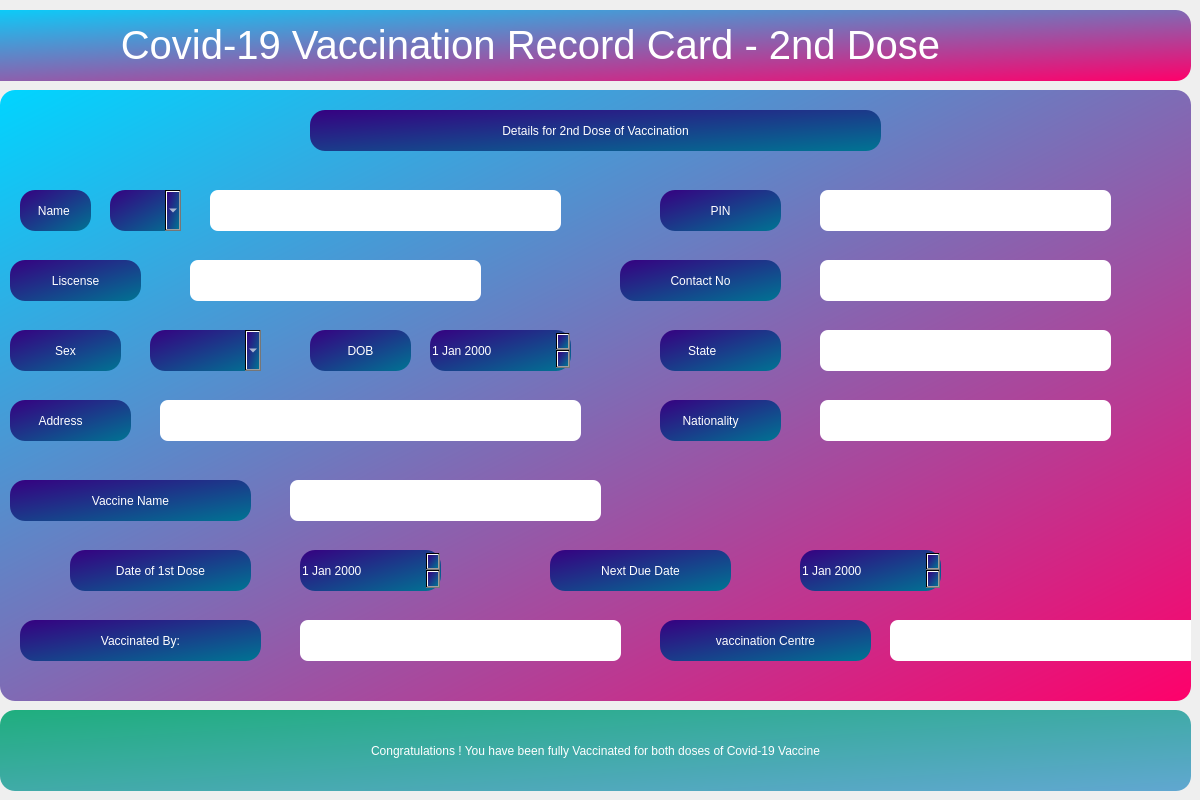
The window that CoviCURE/Forms/Vaccine/card2.ui (ayush-regmi/CoviCURE) describes before a commit, drawn with Qt 5.
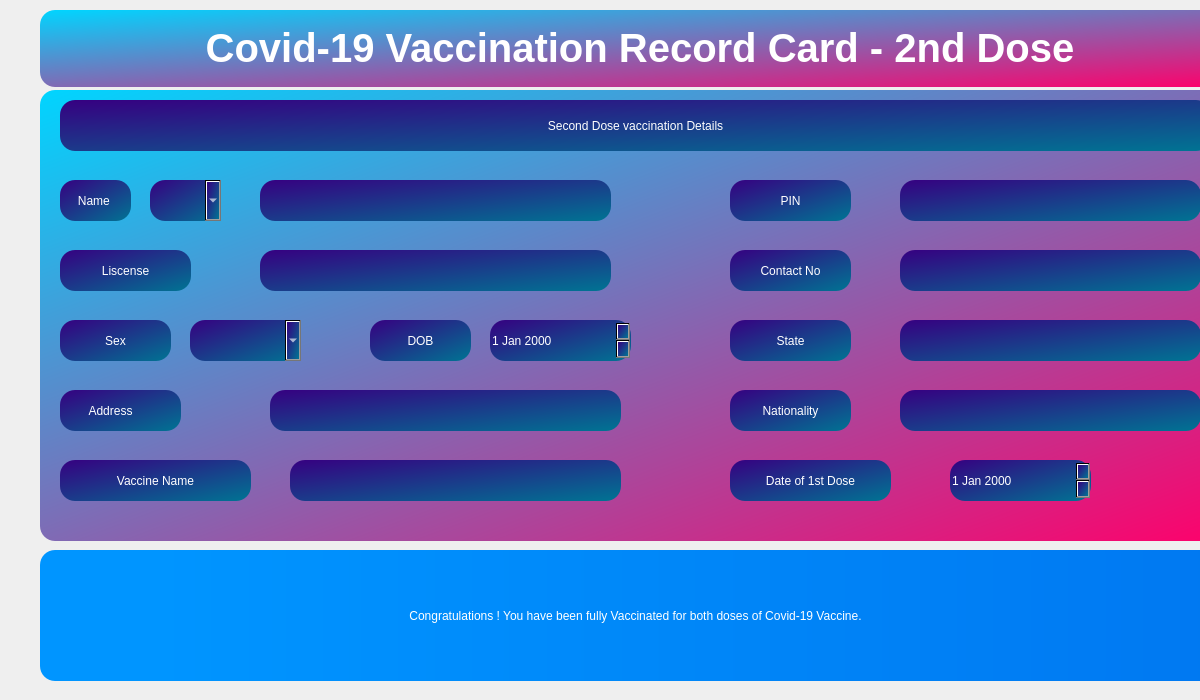
The same window after the commit.

```diff
--- a/CoviCURE/Forms/Vaccine/card2.ui
+++ b/CoviCURE/Forms/Vaccine/card2.ui
@@ -7,7 +7,7 @@
     <x>0</x>
     <y>0</y>
     <width>1200</width>
-    <height>800</height>
+    <height>700</height>
    </rect>
   </property>
   <property name="windowTitle">
@@ -16,10 +16,10 @@
   <widget class="QLabel" name="que1">
    <property name="geometry">
     <rect>
-     <x>-130</x>
+     <x>40</x>
      <y>10</y>
-     <width>1321</width>
-     <height>71</height>
+     <width>1200</width>
+     <height>77</height>
     </rect>
    </property>
    <property name="font">
@@ -27,7 +27,7 @@
      <family>Segoe UI</family>
      <pointsize>30</pointsize>
      <italic>false</italic>
-     <bold>false</bold>
+     <bold>true</bold>
      <strikeout>false</strikeout>
     </font>
    </property>
@@ -52,13 +52,48 @@
     <set>Qt::AlignCenter</set>
    </property>
   </widget>
+  <widget class="QLabel" name="labelName_2">
+   <property name="geometry">
+    <rect>
+     <x>40</x>
+     <y>550</y>
+     <width>1191</width>
+     <height>131</height>
+    </rect>
+   </property>
+   <property name="sizePolicy">
+    <sizepolicy hsizetype="Minimum" vsizetype="Preferred">
+     <horstretch>0</horstretch>
+     <verstretch>0</verstretch>
+    </sizepolicy>
+   </property>
+   <property name="layoutDirection">
+    <enum>Qt::LeftToRight</enum>
+   </property>
+   <property name="styleSheet">
+    <string notr="true">font: 600 20pt &quot;Segoe UI&quot;;
+background-color: qlineargradient(spread:pad, x1:0, y1:0, x2:1, y2:0, stop:0.0965909 rgba(0, 149, 255, 255), stop:1 rgba(0, 120, 241, 255));
+
+color: rgb(255, 255, 255);
+border-radius:15px;</string>
+   </property>
+   <property name="text">
+    <string>Congratulations ! You have been fully Vaccinated for both doses of Covid-19 Vaccine.</string>
+   </property>
+   <property name="alignment">
+    <set>Qt::AlignCenter</set>
+   </property>
+   <property name="wordWrap">
+    <bool>false</bool>
+   </property>
+  </widget>
   <widget class="QGroupBox" name="groupBox">
    <property name="geometry">
     <rect>
-     <x>0</x>
+     <x>40</x>
      <y>90</y>
      <width>1191</width>
-     <height>611</height>
+     <height>451</height>
     </rect>
    </property>
    <property name="styleSheet">
@@ -68,32 +103,14 @@
    <property name="title">
     <string/>
    </property>
-   <widget class="QLineEdit" name="lineEditName">
-    <property name="geometry">
-     <rect>
-      <x>210</x>
-      <y>100</y>
-      <width>351</width>
-      <height>41</height>
-     </rect>
-    </property>
-    <property name="sizePolicy">
-     <sizepolicy hsizetype="Expanding" vsizetype="Preferred">
-      <horstretch>0</horstretch>
-      <verstretch>0</verstretch>
-     </sizepolicy>
-    </property>
-    <property name="styleSheet">
-     <string notr="true">background-color: rgb(255, 255, 255);
-border-radius: 8px;
-font: 16pt &quot;Segoe UI&quot;;</string>
-    </property>
-   </widget>
+   <property name="alignment">
+    <set>Qt::AlignCenter</set>
+   </property>
    <widget class="QLabel" name="labelName">
     <property name="geometry">
      <rect>
       <x>20</x>
-      <y>100</y>
+      <y>90</y>
       <width>71</width>
       <height>41</height>
      </rect>
@@ -121,36 +138,12 @@
     <property name="wordWrap">
      <bool>false</bool>
     </property>
-    <property name="buddy">
-     <cstring>lineEditName</cstring>
-    </property>
-   </widget>
-   <widget class="QLineEdit" name="lineEditGurdian">
-    <property name="geometry">
-     <rect>
-      <x>190</x>
-      <y>170</y>
-      <width>291</width>
-      <height>41</height>
-     </rect>
-    </property>
-    <property name="sizePolicy">
-     <sizepolicy hsizetype="Expanding" vsizetype="Preferred">
-      <horstretch>0</horstretch>
-      <verstretch>0</verstretch>
-     </sizepolicy>
-    </property>
-    <property name="styleSheet">
-     <string notr="true">background-color: rgb(255, 255, 255);
-border-radius: 8px;
-font: 16pt &quot;Segoe UI&quot;;</string>
-    </property>
    </widget>
    <widget class="QLabel" name="labelGurdian">
     <property name="geometry">
      <rect>
-      <x>10</x>
-      <y>170</y>
+      <x>20</x>
+      <y>160</y>
       <width>131</width>
       <height>41</height>
      </rect>
@@ -176,8 +169,8 @@
    <widget class="QLabel" name="labelSex">
     <property name="geometry">
      <rect>
-      <x>10</x>
-      <y>240</y>
+      <x>20</x>
+      <y>230</y>
       <width>111</width>
       <height>41</height>
      </rect>
@@ -206,53 +199,11 @@
      <bool>false</bool>
     </property>
    </widget>
-   <widget class="QLineEdit" name="lineEditMobile">
-    <property name="geometry">
-     <rect>
-      <x>820</x>
-      <y>100</y>
-      <width>291</width>
-      <height>41</height>
-     </rect>
-    </property>
-    <property name="sizePolicy">
-     <sizepolicy hsizetype="Expanding" vsizetype="Preferred">
-      <horstretch>0</horstretch>
-      <verstretch>0</verstretch>
-     </sizepolicy>
-    </property>
-    <property name="styleSheet">
-     <string notr="true">background-color: rgb(255, 255, 255);
-border-radius: 8px;
-font: 16pt &quot;Segoe UI&quot;;</string>
-    </property>
-   </widget>
-   <widget class="QLineEdit" name="lineEditAddress">
-    <property name="geometry">
-     <rect>
-      <x>160</x>
-      <y>310</y>
-      <width>421</width>
-      <height>41</height>
-     </rect>
-    </property>
-    <property name="sizePolicy">
-     <sizepolicy hsizetype="Expanding" vsizetype="Preferred">
-      <horstretch>0</horstretch>
-      <verstretch>0</verstretch>
-     </sizepolicy>
-    </property>
-    <property name="styleSheet">
-     <string notr="true">background-color: rgb(255, 255, 255);
-border-radius: 8px;
-font: 16pt &quot;Segoe UI&quot;;</string>
-    </property>
-   </widget>
    <widget class="QLabel" name="labelAddress">
     <property name="geometry">
      <rect>
-      <x>10</x>
-      <y>310</y>
+      <x>20</x>
+      <y>300</y>
       <width>121</width>
       <height>41</height>
      </rect>
@@ -278,8 +229,8 @@
    <widget class="QDateEdit" name="dateEditDob">
     <property name="geometry">
      <rect>
-      <x>430</x>
-      <y>240</y>
+      <x>450</x>
+      <y>230</y>
       <width>141</width>
       <height>41</height>
      </rect>
@@ -299,8 +250,8 @@
    <widget class="QLabel" name="labelDob">
     <property name="geometry">
      <rect>
-      <x>310</x>
-      <y>240</y>
+      <x>330</x>
+      <y>230</y>
       <width>101</width>
       <height>41</height>
      </rect>
@@ -327,7 +278,7 @@
     <property name="geometry">
      <rect>
       <x>110</x>
-      <y>100</y>
+      <y>90</y>
       <width>71</width>
       <height>41</height>
      </rect>
@@ -342,7 +293,7 @@
     <property name="geometry">
      <rect>
       <x>150</x>
-      <y>240</y>
+      <y>230</y>
       <width>111</width>
       <height>41</height>
      </rect>
@@ -353,11 +304,44 @@
 color: rgb(255, 255, 255);</string>
     </property>
    </widget>
+   <widget class="QLabel" name="labelName_3">
+    <property name="geometry">
+     <rect>
+      <x>20</x>
+      <y>10</y>
+      <width>1151</width>
+      <height>51</height>
+     </rect>
+    </property>
+    <property name="sizePolicy">
+     <sizepolicy hsizetype="Minimum" vsizetype="Preferred">
+      <horstretch>0</horstretch>
+      <verstretch>0</verstretch>
+     </sizepolicy>
+    </property>
+    <property name="layoutDirection">
+     <enum>Qt::LeftToRight</enum>
+    </property>
+    <property name="styleSheet">
+     <string notr="true">font: 14pt &quot;Segoe UI&quot;;
+background-color: qlineargradient(spread:reflect, x1:0, y1:0, x2:1, y2:1, stop:0 rgba(54, 0, 129, 255), stop:1 rgba(0, 116, 147, 255));
+color: rgb(255, 255, 255);</string>
+    </property>
+    <property name="text">
+     <string>Second Dose vaccination Details</string>
+    </property>
+    <property name="alignment">
+     <set>Qt::AlignCenter</set>
+    </property>
+    <property name="wordWrap">
+     <bool>false</bool>
+    </property>
+   </widget>
    <widget class="QLabel" name="labelMobile">
     <property name="geometry">
      <rect>
-      <x>660</x>
-      <y>100</y>
+      <x>690</x>
+      <y>90</y>
       <width>121</width>
       <height>41</height>
      </rect>
@@ -383,9 +367,9 @@
    <widget class="QLabel" name="labelPhone">
     <property name="geometry">
      <rect>
-      <x>620</x>
-      <y>170</y>
-      <width>161</width>
+      <x>690</x>
+      <y>160</y>
+      <width>121</width>
       <height>41</height>
      </rect>
     </property>
@@ -407,32 +391,11 @@
      <bool>false</bool>
     </property>
    </widget>
-   <widget class="QLineEdit" name="lineEditMobile_2">
-    <property name="geometry">
-     <rect>
-      <x>820</x>
-      <y>170</y>
-      <width>291</width>
-      <height>41</height>
-     </rect>
-    </property>
-    <property name="sizePolicy">
-     <sizepolicy hsizetype="Expanding" vsizetype="Preferred">
-      <horstretch>0</horstretch>
-      <verstretch>0</verstretch>
-     </sizepolicy>
-    </property>
-    <property name="styleSheet">
-     <string notr="true">background-color: rgb(255, 255, 255);
-border-radius: 8px;
-font: 16pt &quot;Segoe UI&quot;;</string>
-    </property>
-   </widget>
    <widget class="QLabel" name="labelState">
     <property name="geometry">
      <rect>
-      <x>660</x>
-      <y>240</y>
+      <x>690</x>
+      <y>230</y>
       <width>121</width>
       <height>41</height>
      </rect>
@@ -443,38 +406,17 @@
 color: rgb(255, 255, 255);</string>
     </property>
     <property name="text">
-     <string>State           </string>
+     <string>State</string>
     </property>
     <property name="alignment">
      <set>Qt::AlignCenter</set>
     </property>
    </widget>
-   <widget class="QLineEdit" name="lineEditMobile_3">
-    <property name="geometry">
-     <rect>
-      <x>820</x>
-      <y>240</y>
-      <width>291</width>
-      <height>41</height>
-     </rect>
-    </property>
-    <property name="sizePolicy">
-     <sizepolicy hsizetype="Expanding" vsizetype="Preferred">
-      <horstretch>0</horstretch>
-      <verstretch>0</verstretch>
-     </sizepolicy>
-    </property>
-    <property name="styleSheet">
-     <string notr="true">background-color: rgb(255, 255, 255);
-border-radius: 8px;
-font: 16pt &quot;Segoe UI&quot;;</string>
-    </property>
-   </widget>
    <widget class="QLabel" name="labelNation">
     <property name="geometry">
      <rect>
-      <x>660</x>
-      <y>310</y>
+      <x>690</x>
+      <y>300</y>
       <width>121</width>
       <height>41</height>
      </rect>
@@ -488,7 +430,7 @@
 color: rgb(255, 255, 255);</string>
     </property>
     <property name="text">
-     <string>Nationality      </string>
+     <string>Nationality</string>
     </property>
     <property name="alignment">
      <set>Qt::AlignCenter</set>
@@ -497,33 +439,12 @@
      <bool>false</bool>
     </property>
    </widget>
-   <widget class="QLineEdit" name="lineEditMobile_4">
+   <widget class="QLabel" name="labelName_5">
     <property name="geometry">
      <rect>
-      <x>820</x>
-      <y>310</y>
-      <width>291</width>
-      <height>41</height>
-     </rect>
-    </property>
-    <property name="sizePolicy">
-     <sizepolicy hsizetype="Expanding" vsizetype="Preferred">
-      <horstretch>0</horstretch>
-      <verstretch>0</verstretch>
-     </sizepolicy>
-    </property>
-    <property name="styleSheet">
-     <string notr="true">background-color: rgb(255, 255, 255);
-border-radius: 8px;
-font: 16pt &quot;Segoe UI&quot;;</string>
-    </property>
-   </widget>
-   <widget class="QLabel" name="labelName_4">
-    <property name="geometry">
-     <rect>
-      <x>10</x>
-      <y>390</y>
-      <width>241</width>
+      <x>20</x>
+      <y>370</y>
+      <width>191</width>
       <height>41</height>
      </rect>
     </property>
@@ -550,37 +471,13 @@
     <property name="wordWrap">
      <bool>false</bool>
     </property>
-    <property name="buddy">
-     <cstring>lineEditName</cstring>
-    </property>
-   </widget>
-   <widget class="QLineEdit" name="lineEditAddress_2">
-    <property name="geometry">
-     <rect>
-      <x>290</x>
-      <y>390</y>
-      <width>311</width>
-      <height>41</height>
-     </rect>
-    </property>
-    <property name="sizePolicy">
-     <sizepolicy hsizetype="Expanding" vsizetype="Preferred">
-      <horstretch>0</horstretch>
-      <verstretch>0</verstretch>
-     </sizepolicy>
-    </property>
-    <property name="styleSheet">
-     <string notr="true">background-color: rgb(255, 255, 255);
-border-radius: 8px;
-font: 16pt &quot;Segoe UI&quot;;</string>
-    </property>
    </widget>
    <widget class="QLabel" name="labelDob_2">
     <property name="geometry">
      <rect>
-      <x>70</x>
-      <y>460</y>
-      <width>181</width>
+      <x>690</x>
+      <y>370</y>
+      <width>161</width>
       <height>41</height>
      </rect>
     </property>
@@ -605,8 +502,8 @@
    <widget class="QDateEdit" name="dateEditDob_2">
     <property name="geometry">
      <rect>
-      <x>300</x>
-      <y>460</y>
+      <x>910</x>
+      <y>370</y>
       <width>141</width>
       <height>41</height>
      </rect>
@@ -623,41 +520,44 @@
 color: rgb(255, 255, 255);</string>
     </property>
    </widget>
-   <widget class="QDateEdit" name="dateEditDob_3">
+   <widget class="QLabel" name="labelName_4">
     <property name="geometry">
      <rect>
-      <x>800</x>
-      <y>460</y>
-      <width>141</width>
+      <x>220</x>
+      <y>90</y>
+      <width>351</width>
       <height>41</height>
      </rect>
     </property>
-    <property name="sizePolicy">
-     <sizepolicy hsizetype="Minimum" vsizetype="Preferred">
-      <horstretch>0</horstretch>
-      <verstretch>0</verstretch>
-     </sizepolicy>
+    <property name="layoutDirection">
+     <enum>Qt::LeftToRight</enum>
     </property>
     <property name="styleSheet">
      <string notr="true">font: 14pt &quot;Segoe UI&quot;;
 background-color: qlineargradient(spread:reflect, x1:0, y1:0, x2:1, y2:1, stop:0 rgba(54, 0, 129, 255), stop:1 rgba(0, 116, 147, 255));
 color: rgb(255, 255, 255);</string>
     </property>
+    <property name="text">
+     <string/>
+    </property>
+    <property name="alignment">
+     <set>Qt::AlignCenter</set>
+    </property>
+    <property name="wordWrap">
+     <bool>false</bool>
+    </property>
    </widget>
    <widget class="QLabel" name="labelDob_3">
     <property name="geometry">
      <rect>
-      <x>550</x>
-      <y>460</y>
-      <width>181</width>
+      <x>220</x>
+      <y>160</y>
+      <width>351</width>
       <height>41</height>
      </rect>
     </property>
-    <property name="sizePolicy">
-     <sizepolicy hsizetype="Preferred" vsizetype="Preferred">
-      <horstretch>0</horstretch>
-      <verstretch>0</verstretch>
-     </sizepolicy>
+    <property name="layoutDirection">
+     <enum>Qt::LeftToRight</enum>
     </property>
     <property name="styleSheet">
      <string notr="true">font: 14pt &quot;Segoe UI&quot;;
@@ -665,18 +565,21 @@
 color: rgb(255, 255, 255);</string>
     </property>
     <property name="text">
-     <string>Next Due Date</string>
+     <string/>
     </property>
     <property name="alignment">
      <set>Qt::AlignCenter</set>
     </property>
+    <property name="wordWrap">
+     <bool>false</bool>
+    </property>
    </widget>
-   <widget class="QLabel" name="labelName_5">
+   <widget class="QLabel" name="labeladdress">
     <property name="geometry">
      <rect>
-      <x>20</x>
-      <y>530</y>
-      <width>241</width>
+      <x>230</x>
+      <y>300</y>
+      <width>351</width>
       <height>41</height>
      </rect>
     </property>
@@ -695,7 +598,7 @@
 color: rgb(255, 255, 255);</string>
     </property>
     <property name="text">
-     <string>Vaccinated By:</string>
+     <string/>
     </property>
     <property name="alignment">
      <set>Qt::AlignCenter</set>
@@ -703,45 +606,72 @@
     <property name="wordWrap">
      <bool>false</bool>
     </property>
-    <property name="buddy">
-     <cstring>lineEditName</cstring>
+   </widget>
+   <widget class="QLabel" name="labelvaccinename">
+    <property name="geometry">
+     <rect>
+      <x>250</x>
+      <y>370</y>
+      <width>331</width>
+      <height>41</height>
+     </rect>
     </property>
+    <property name="layoutDirection">
+     <enum>Qt::LeftToRight</enum>
+    </property>
+    <property name="styleSheet">
+     <string notr="true">font: 14pt &quot;Segoe UI&quot;;
+background-color: qlineargradient(spread:reflect, x1:0, y1:0, x2:1, y2:1, stop:0 rgba(54, 0, 129, 255), stop:1 rgba(0, 116, 147, 255));
+color: rgb(255, 255, 255);</string>
+    </property>
+    <property name="text">
+     <string/>
+    </property>
+    <property name="alignment">
+     <set>Qt::AlignCenter</set>
+    </property>
+    <property name="wordWrap">
+     <bool>false</bool>
+    </property>
    </widget>
-   <widget class="QLineEdit" name="lineEditAddress_3">
+   <widget class="QLabel" name="labelGurdian_8">
     <property name="geometry">
      <rect>
-      <x>300</x>
-      <y>530</y>
-      <width>321</width>
+      <x>860</x>
+      <y>90</y>
+      <width>301</width>
       <height>41</height>
      </rect>
     </property>
-    <property name="sizePolicy">
-     <sizepolicy hsizetype="Expanding" vsizetype="Preferred">
-      <horstretch>0</horstretch>
-      <verstretch>0</verstretch>
-     </sizepolicy>
+    <property name="layoutDirection">
+     <enum>Qt::LeftToRight</enum>
     </property>
     <property name="styleSheet">
-     <string notr="true">background-color: rgb(255, 255, 255);
-border-radius: 8px;
-font: 16pt &quot;Segoe UI&quot;;</string>
+     <string notr="true">font: 14pt &quot;Segoe UI&quot;;
+background-color: qlineargradient(spread:reflect, x1:0, y1:0, x2:1, y2:1, stop:0 rgba(54, 0, 129, 255), stop:1 rgba(0, 116, 147, 255));
+color: rgb(255, 255, 255);</string>
     </property>
+    <property name="text">
+     <string/>
+    </property>
+    <property name="alignment">
+     <set>Qt::AlignCenter</set>
+    </property>
+    <property name="wordWrap">
+     <bool>false</bool>
+    </property>
    </widget>
    <widget class="QLabel" name="labelDob_4">
     <property name="geometry">
      <rect>
-      <x>660</x>
-      <y>530</y>
-      <width>211</width>
+      <x>860</x>
+      <y>160</y>
+      <width>301</width>
       <height>41</height>
      </rect>
     </property>
-    <property name="sizePolicy">
-     <sizepolicy hsizetype="Preferred" vsizetype="Preferred">
-      <horstretch>0</horstretch>
-      <verstretch>0</verstretch>
-     </sizepolicy>
+    <property name="layoutDirection">
+     <enum>Qt::LeftToRight</enum>
     </property>
     <property name="styleSheet">
      <string notr="true">font: 14pt &quot;Segoe UI&quot;;
@@ -749,39 +679,48 @@
 color: rgb(255, 255, 255);</string>
     </property>
     <property name="text">
-     <string>vaccination Centre</string>
+     <string/>
     </property>
     <property name="alignment">
      <set>Qt::AlignCenter</set>
     </property>
+    <property name="wordWrap">
+     <bool>false</bool>
+    </property>
    </widget>
-   <widget class="QLineEdit" name="lineEditAddress_4">
+   <widget class="QLabel" name="labelstate">
     <property name="geometry">
      <rect>
-      <x>890</x>
-      <y>530</y>
-      <width>321</width>
+      <x>860</x>
+      <y>230</y>
+      <width>301</width>
       <height>41</height>
      </rect>
     </property>
-    <property name="sizePolicy">
-     <sizepolicy hsizetype="Expanding" vsizetype="Preferred">
-      <horstretch>0</horstretch>
-      <verstretch>0</verstretch>
-     </sizepolicy>
+    <property name="layoutDirection">
+     <enum>Qt::LeftToRight</enum>
     </property>
     <property name="styleSheet">
-     <string notr="true">background-color: rgb(255, 255, 255);
-border-radius: 8px;
-font: 16pt &quot;Segoe UI&quot;;</string>
+     <string notr="true">font: 14pt &quot;Segoe UI&quot;;
+background-color: qlineargradient(spread:reflect, x1:0, y1:0, x2:1, y2:1, stop:0 rgba(54, 0, 129, 255), stop:1 rgba(0, 116, 147, 255));
+color: rgb(255, 255, 255);</string>
     </property>
+    <property name="text">
+     <string/>
+    </property>
+    <property name="alignment">
+     <set>Qt::AlignCenter</set>
+    </property>
+    <property name="wordWrap">
+     <bool>false</bool>
+    </property>
    </widget>
    <widget class="QLabel" name="labelMobile_2">
     <property name="geometry">
      <rect>
-      <x>310</x>
-      <y>20</y>
-      <width>571</width>
+      <x>860</x>
+      <y>300</y>
+      <width>301</width>
       <height>41</height>
      </rect>
     </property>
@@ -794,7 +733,7 @@
 color: rgb(255, 255, 255);</string>
     </property>
     <property name="text">
-     <string>Details for 2nd Dose of Vaccination</string>
+     <string/>
     </property>
     <property name="alignment">
      <set>Qt::AlignCenter</set>
@@ -804,43 +743,6 @@
     </property>
    </widget>
   </widget>
-  <widget class="QLabel" name="labelName_2">
-   <property name="geometry">
-    <rect>
-     <x>0</x>
-     <y>710</y>
-     <width>1191</width>
-     <height>81</height>
-    </rect>
-   </property>
-   <property name="sizePolicy">
-    <sizepolicy hsizetype="Minimum" vsizetype="Preferred">
-     <horstretch>0</horstretch>
-     <verstretch>0</verstretch>
-    </sizepolicy>
-   </property>
-   <property name="layoutDirection">
-    <enum>Qt::LeftToRight</enum>
-   </property>
-   <property name="styleSheet">
-    <string notr="true">font: 14pt &quot;Segoe UI&quot;;
-background-color: qlineargradient(spread:reflect, x1:0, y1:0, x2:1, y2:1, stop:0 rgba(31, 174, 126, 255), stop:1 rgba(97, 167, 209, 255));
-color: rgb(255, 255, 255);
-border-radius:15px;</string>
-   </property>
-   <property name="text">
-    <string>Congratulations ! You have been fully Vaccinated for both doses of Covid-19 Vaccine</string>
-   </property>
-   <property name="alignment">
-    <set>Qt::AlignCenter</set>
-   </property>
-   <property name="wordWrap">
-    <bool>false</bool>
-   </property>
-   <property name="buddy">
-    <cstring>lineEditName</cstring>
-   </property>
-  </widget>
  </widget>
  <resources/>
  <connections/>
```
Left out of the diff: 14 changed lines with no effect on the pictures.
